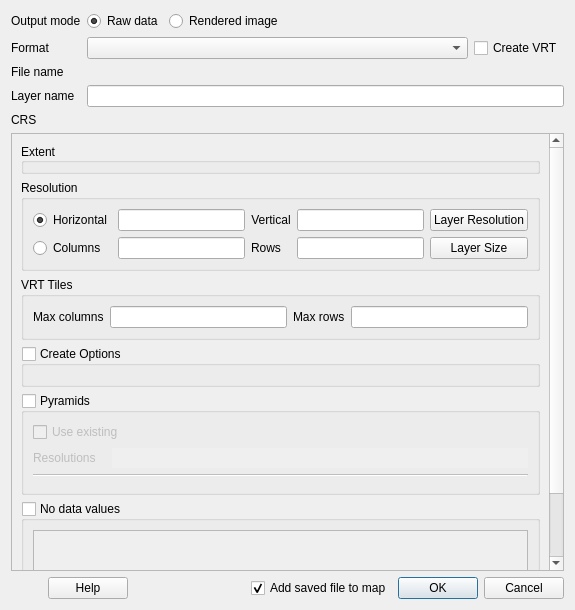
Before: the Qt Designer form src/ui/qgsrasterlayersaveasdialogbase.ui in qgis/QGIS, drawn with Qt 5.
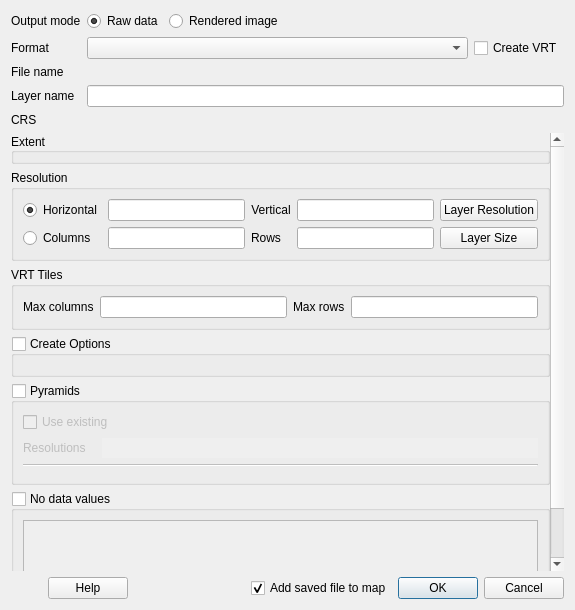
After: the same form once the commit is applied. Icons and pictures are not drawn. Custom widgets are drawn as their Qt base class.

Commit message:
Remove frame border around parameters
an adjust size, alignment and margins

```diff
--- a/src/ui/qgsrasterlayersaveasdialogbase.ui
+++ b/src/ui/qgsrasterlayersaveasdialogbase.ui
@@ -161,6 +161,9 @@
    </item>
    <item>
     <widget class="QgsScrollArea" name="mScrollArea">
+     <property name="frameShape">
+      <enum>QFrame::NoFrame</enum>
+     </property>
      <property name="widgetResizable">
       <bool>true</bool>
      </property>
@@ -169,11 +172,23 @@
        <rect>
         <x>0</x>
         <y>0</y>
-        <width>541</width>
-        <height>597</height>
+        <width>543</width>
+        <height>567</height>
        </rect>
       </property>
       <layout class="QVBoxLayout" name="verticalLayout_5">
+       <property name="leftMargin">
+        <number>0</number>
+       </property>
+       <property name="topMargin">
+        <number>0</number>
+       </property>
+       <property name="rightMargin">
+        <number>0</number>
+       </property>
+       <property name="bottomMargin">
+        <number>0</number>
+       </property>
        <item>
         <widget class="QgsExtentGroupBox" name="mExtentGroupBox">
          <property name="sizePolicy">
@@ -624,7 +639,7 @@
          <property name="sizeHint" stdset="0">
           <size>
            <width>20</width>
-           <height>40</height>
+           <height>0</height>
           </size>
          </property>
         </spacer>
```
The commit also changes 1 other file.
